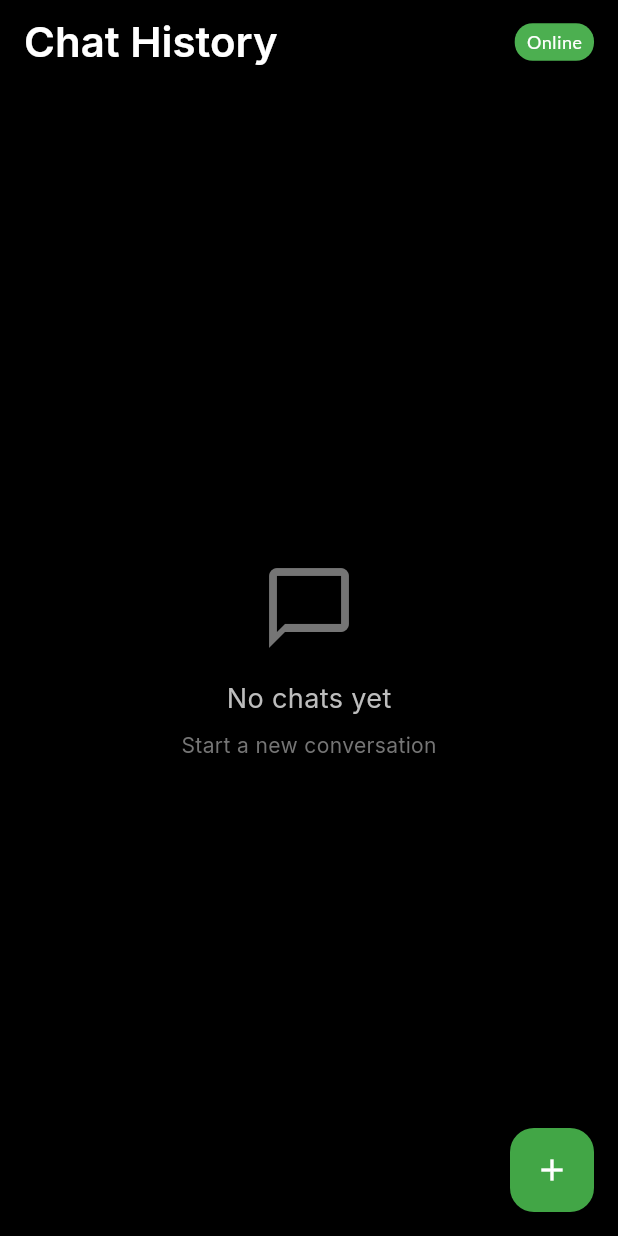
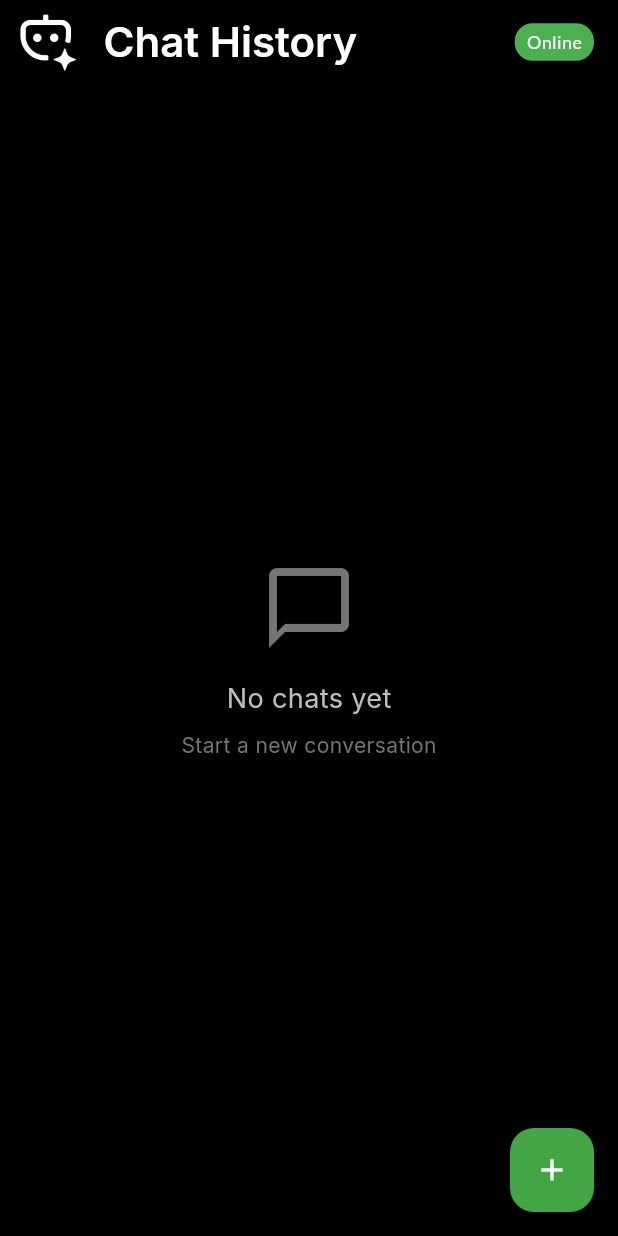
Before and after one commit to 0xAhmd/fake-mind, a Flutter app: the screen it shows after launch, on a phone screen of 412 x 824 dp. Run offline on Flutter 3.47's test engine with Material 3 defaults, Android fonts, the phone set to English and light mode, and no system bars; our stand-ins replace cloud_firestore, connectivity_plus, equatable, firebase_auth, firebase_core, flutter_bloc and 5 more; missing offline and left inert: markdown; accounts and stored records are empty; generated files the repository leaves out were written again; network calls fail.

Commit message:
icon in app bar

```diff
--- a/lib/chat/presentation/widgets/chat_list_appbar.dart
+++ b/lib/chat/presentation/widgets/chat_list_appbar.dart
@@ -10,7 +10,11 @@ class ChatListAppBar extends StatelessWidget implements PreferredSizeWidget {
 
   @override
   Widget build(BuildContext context) {
-    return AppBar(
+    return Padding(
+      padding: const EdgeInsets.only(left: 8),
+      child: AppBar(
+        leadingWidth: 45,
+        leading: Image.asset("assets/logo.png", color: Colors.white),
         title: Text(
           'Chat History',
           style: GoogleFonts.inter(
@@ -38,6 +42,7 @@ class ChatListAppBar extends StatelessWidget implements PreferredSizeWidget {
             },
           ),
         ],
+      ),
     );
   }
 
--- a/pubspec.yaml
+++ b/pubspec.yaml
@@ -76,6 +76,7 @@ flutter:
   # To add assets to your application, add an assets section, like this:
   assets:
     - .env
+    - assets/logo.png
   #   - images/a_dot_ham.jpeg
   # An image asset can refer to one or more resolution-specific "variants", see
   # https://flutter.dev/to/resolution-aware-images
```
Also changed, not shown: lib/main.dart (+2 -5 lines). Lines whose indentation alone changed are shown as unchanged.
